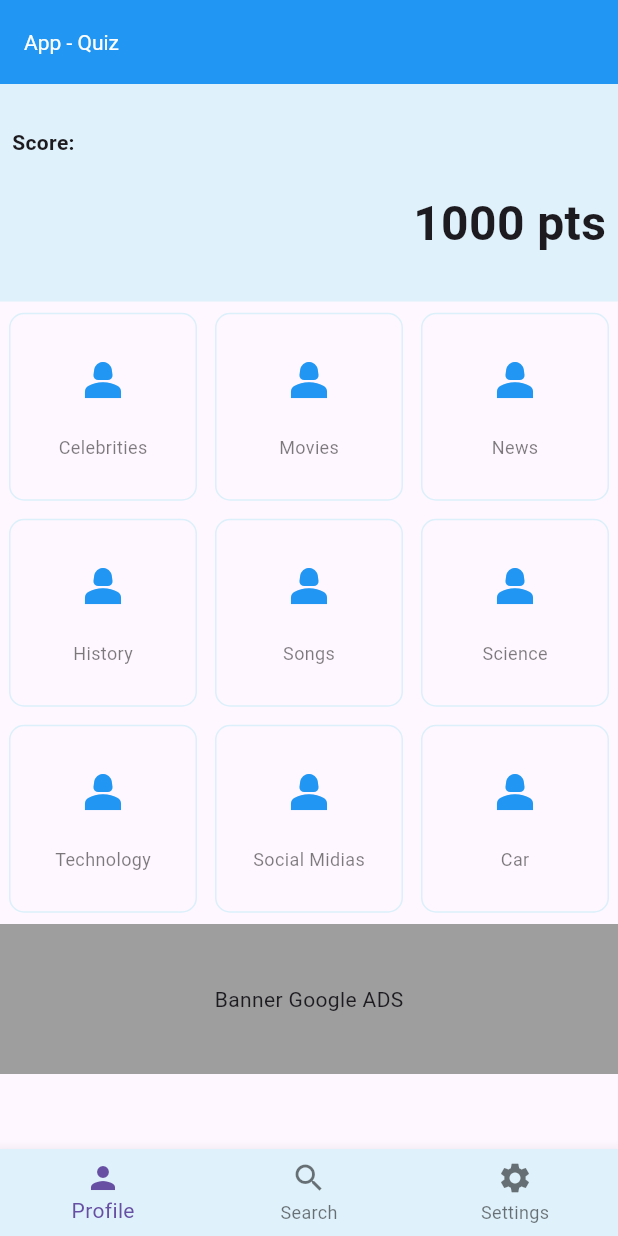
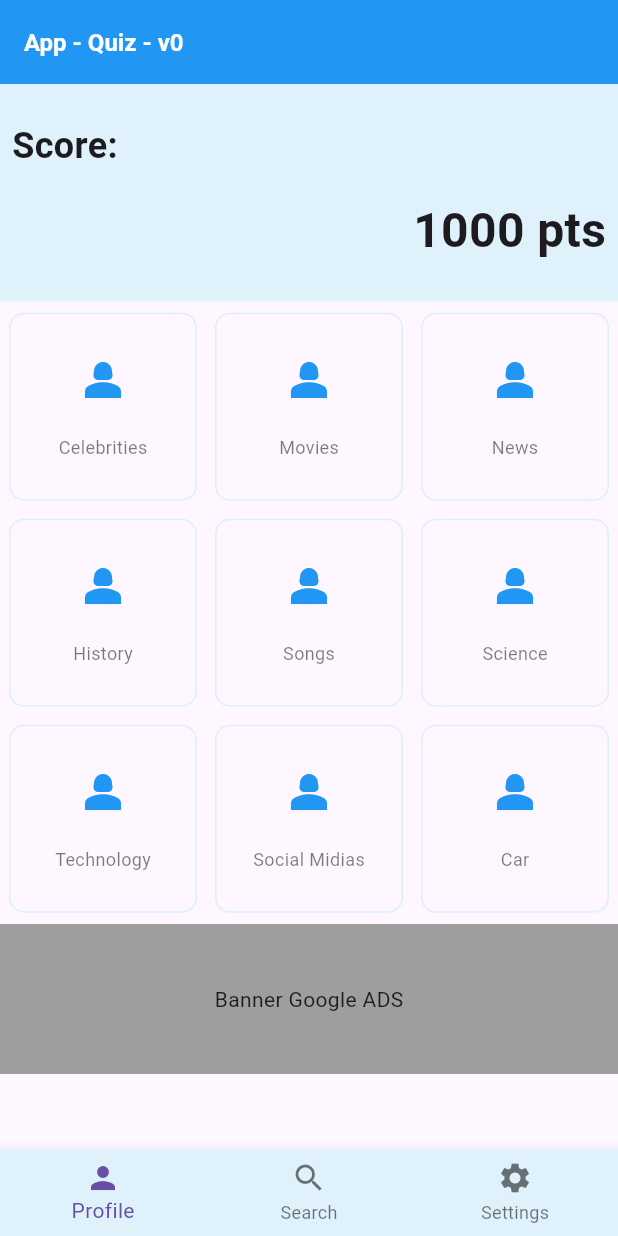
Before and after one commit to cardosotv/app_quiz, a Flutter app: the screen it shows after launch, on a phone screen of 412 x 824 dp. Run offline on Flutter 3.47's test engine with Material 3 defaults, Android fonts, the phone set to English and light mode, and no system bars.

Commit message:
adjustment of texts in the title and score

```diff
--- a/lib/features/home/view/pages/home.dart
+++ b/lib/features/home/view/pages/home.dart
@@ -26,8 +26,11 @@ class _HomeState extends State<Home> {
         automaticallyImplyLeading: false,
         backgroundColor: const Color.fromRGBO(33, 150, 243, 1),
         title: const Text(
-          "App - Quiz",
-          style: TextStyle(fontSize: 14, color: Colors.white),
+          "App - Quiz - v0",
+          style: TextStyle(fontSize: 16,
+                           color: Colors.white,
+                           fontWeight: FontWeight.bold
+                           ),
           textDirection: TextDirection.ltr,
         ),
       ),
--- a/lib/features/home/view/widgets/user_score.dart
+++ b/lib/features/home/view/widgets/user_score.dart
@@ -21,7 +21,8 @@ Widget userScore(String title, User user, {double myWidht = 200, double  myHeigh
           alignment: AlignmentDirectional.centerStart,
           child: Text(
             title,
-            style: const TextStyle(fontWeight: FontWeight.bold),
+            style: const TextStyle(fontWeight: FontWeight.bold,
+                                    fontSize: 24),
           ),
           ),
           Align(
```
